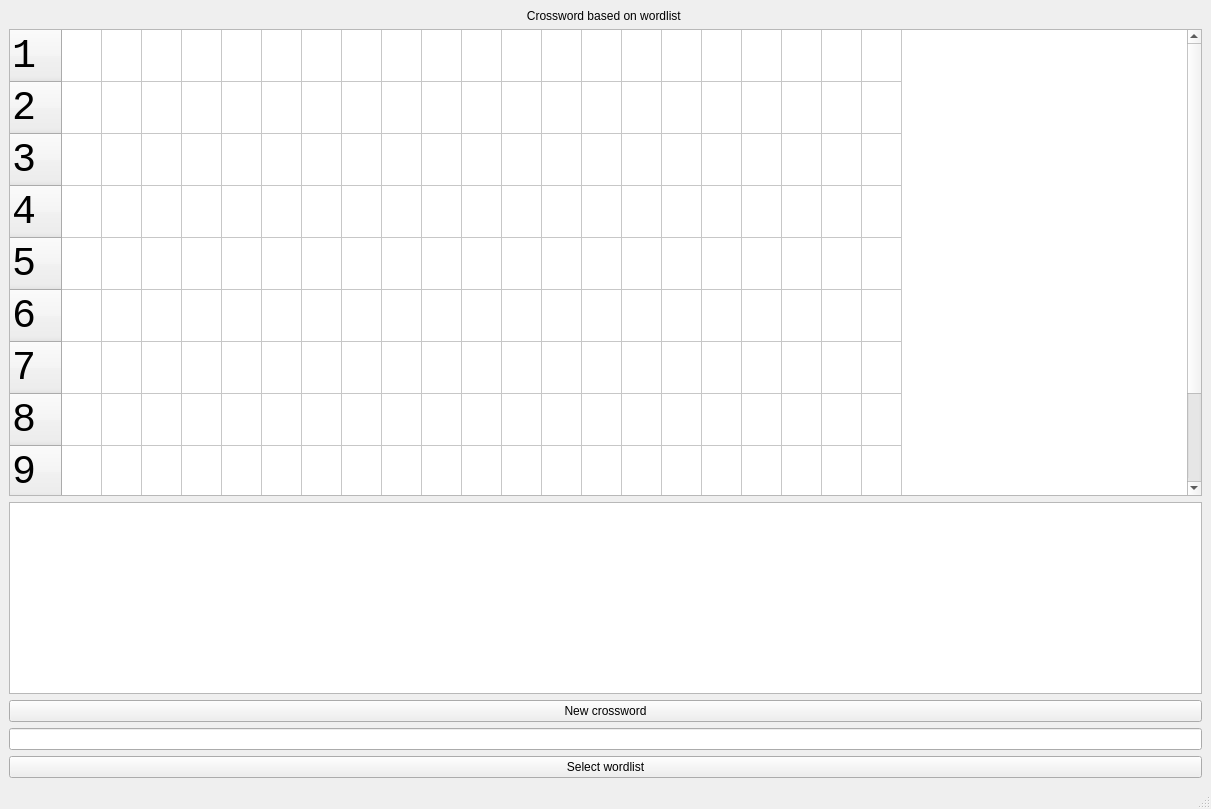
This is crosswords.ui in HubertK05/x-infinity as Qt 5 draws it before an edit. The edited form follows.
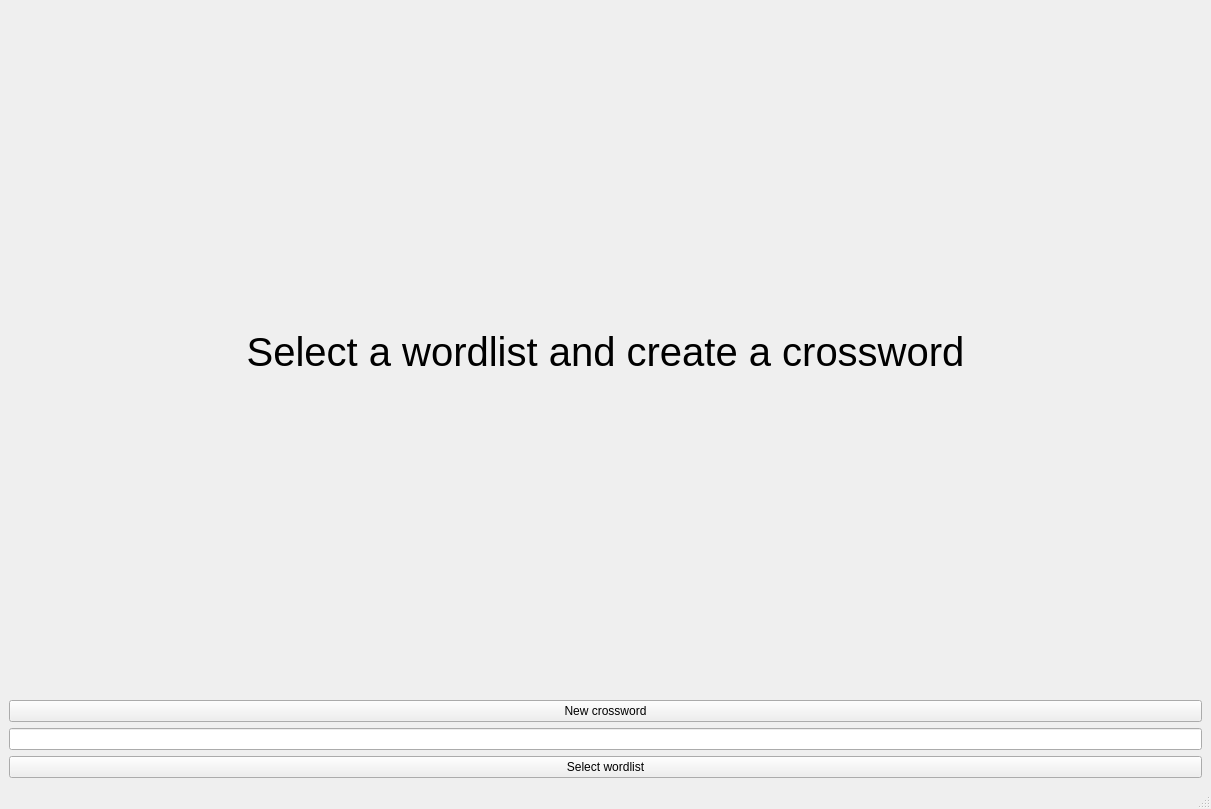
This is the edited form.

The edit to the form file:
```diff
--- a/crosswords.ui
+++ b/crosswords.ui
@@ -18,6 +18,32 @@
     <item>
      <layout class="QVBoxLayout" name="verticalLayout_2">
       <item>
+       <widget class="QStackedWidget" name="crossword_pages">
+        <property name="currentIndex">
+         <number>0</number>
+        </property>
+        <widget class="QWidget" name="page">
+         <layout class="QVBoxLayout" name="verticalLayout_4">
+          <item>
+           <widget class="QLabel" name="no_crossword_label">
+            <property name="font">
+             <font>
+              <pointsize>30</pointsize>
+             </font>
+            </property>
+            <property name="text">
+             <string>Select a wordlist and create a crossword</string>
+            </property>
+            <property name="alignment">
+             <set>Qt::AlignCenter</set>
+            </property>
+           </widget>
+          </item>
+         </layout>
+        </widget>
+        <widget class="QWidget" name="page_2">
+         <layout class="QVBoxLayout" name="verticalLayout_3">
+          <item>
        <widget class="QLabel" name="title">
         <property name="text">
          <string>Crossword based on wordlist &lt;wordlist&gt;</string>
@@ -129,6 +155,17 @@
         </property>
        </widget>
       </item>
+          <item>
+           <widget class="QPushButton" name="check_answer_button">
+            <property name="text">
+             <string>Check your answer</string>
+            </property>
+           </widget>
+          </item>
+         </layout>
+        </widget>
+       </widget>
+      </item>
      </layout>
     </item>
     <item>
```
Left out of the diff: 5 changed lines with no effect on the pictures. Lines whose indentation alone changed are shown as unchanged.
